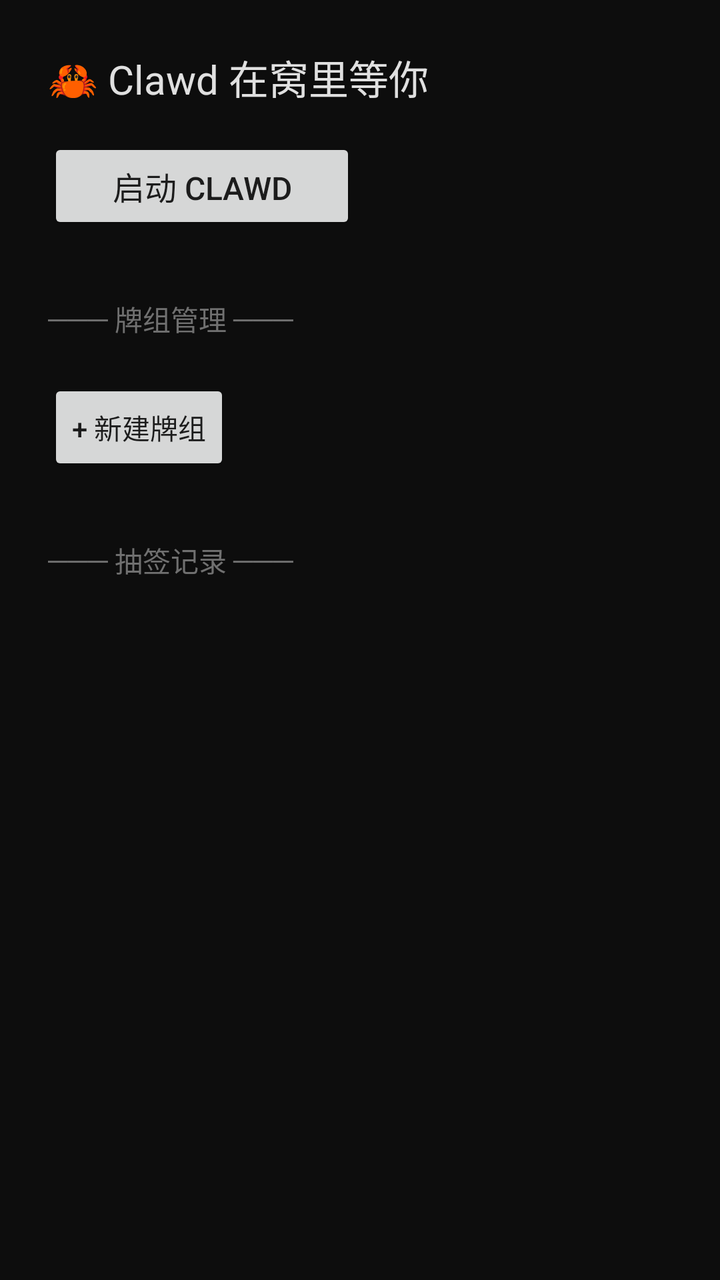
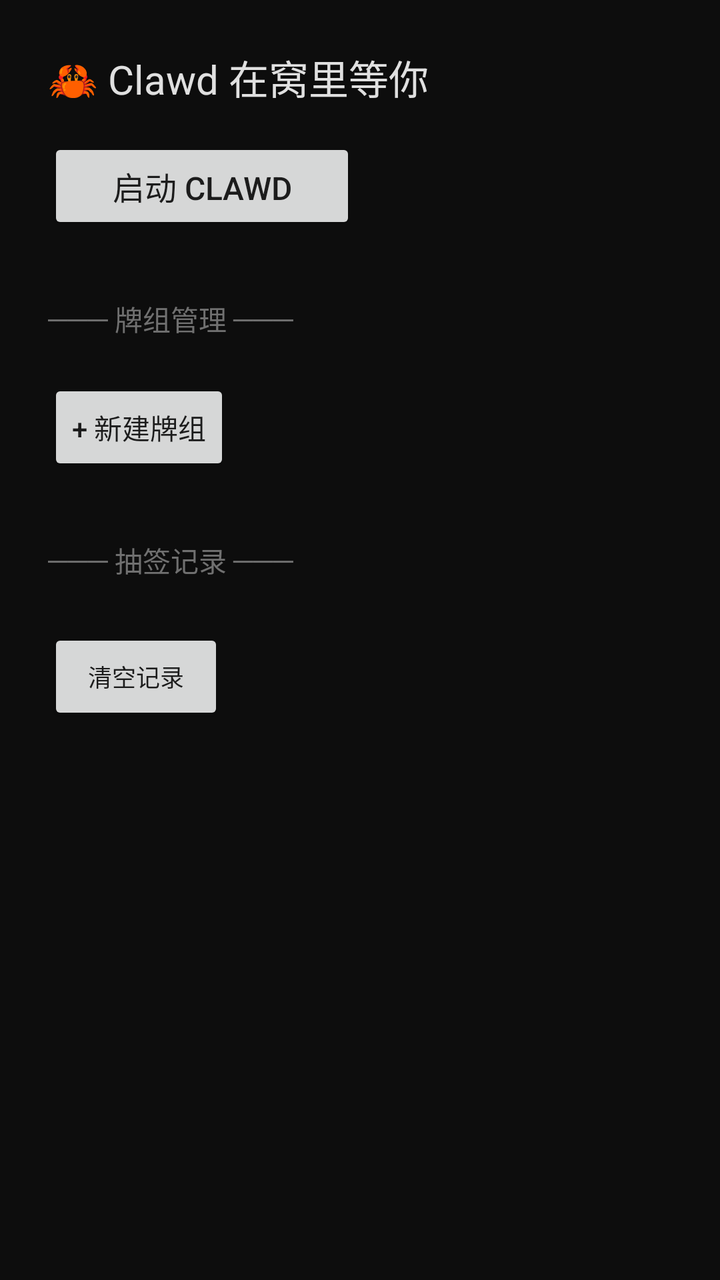

Screens rendered from an Android XML layout before and after an edit, with the pre-edit source and the edit as a unified diff.
<!-- AndroidManifest.xml: activity theme Theme.Clawd -->
<!-- res/layout/activity_main.xml -->
<?xml version="1.0" encoding="utf-8"?>
<ScrollView xmlns:android="http://schemas.android.com/apk/res/android"
    android:layout_width="match_parent"
    android:layout_height="match_parent"
    android:background="#0d0d0d">

    <LinearLayout
        android:layout_width="match_parent"
        android:layout_height="wrap_content"
        android:orientation="vertical"
        android:padding="24dp">

        
        <TextView
            android:id="@+id/statusText"
            android:layout_width="wrap_content"
            android:layout_height="wrap_content"
            android:text="🦀 Clawd 在窝里等你"
            android:textSize="20sp"
            android:textColor="#e0e0e0"
            android:layout_marginBottom="16dp"/>

        <Button
            android:id="@+id/toggleButton"
            android:layout_width="wrap_content"
            android:layout_height="wrap_content"
            android:text="启动 Clawd"
            android:textSize="16sp"
            android:paddingHorizontal="32dp"
            android:paddingVertical="12dp"
            android:layout_marginBottom="32dp"/>

        
        <TextView
            android:layout_width="wrap_content"
            android:layout_height="wrap_content"
            android:text="─── 牌组管理 ───"
            android:textSize="14sp"
            android:textColor="#707070"
            android:layout_marginBottom="12dp"/>

        <LinearLayout
            android:id="@+id/deckContainer"
            android:layout_width="match_parent"
            android:layout_height="wrap_content"
            android:orientation="vertical"/>

        <Button
            android:id="@+id/addDeckButton"
            android:layout_width="wrap_content"
            android:layout_height="wrap_content"
            android:text="+ 新建牌组"
            android:textSize="14sp"
            android:layout_marginTop="8dp"
            android:layout_marginBottom="32dp"/>

        
        <TextView
            android:layout_width="wrap_content"
            android:layout_height="wrap_content"
            android:text="─── 抽签记录 ───"
            android:textSize="14sp"
            android:textColor="#707070"
            android:layout_marginBottom="12dp"/>

        <LinearLayout
            android:id="@+id/historyContainer"
            android:layout_width="match_parent"
            android:layout_height="wrap_content"
            android:orientation="vertical"/>

    </LinearLayout>
</ScrollView>
<!-- resources referenced by this layout -->
<resources>
  <style name="Theme.Clawd" parent="Theme.AppCompat.DayNight.NoActionBar">
          <item name="android:windowBackground">#0d0d0d</item>
          <item name="android:statusBarColor">#0d0d0d</item>
          <item name="android:navigationBarColor">#0d0d0d</item>
      </style>
</resources>

<!-- the commit's change to res/layout/activity_main.xml (unified diff, before → after) -->
@@ -68,6 +68,12 @@
             android:layout_width="match_parent"
             android:layout_height="wrap_content"
             android:orientation="vertical"/>
-
-    </LinearLayout>
+        <Button
+            android:id="@+id/clearHistoryButton"
+            android:layout_width="wrap_content"
+            android:layout_height="wrap_content"
+            android:text="清空记录"
+            android:textSize="12sp"
+            android:layout_marginTop="12dp"/>
+</LinearLayout>
 </ScrollView>
